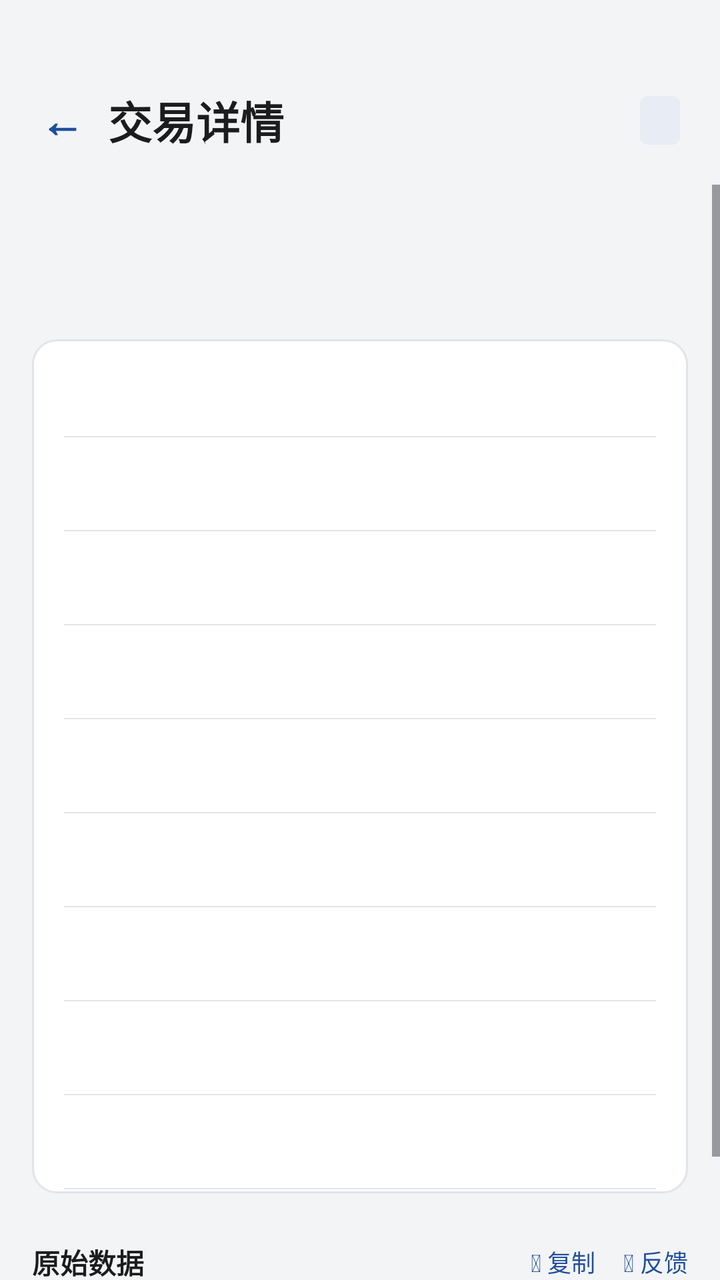
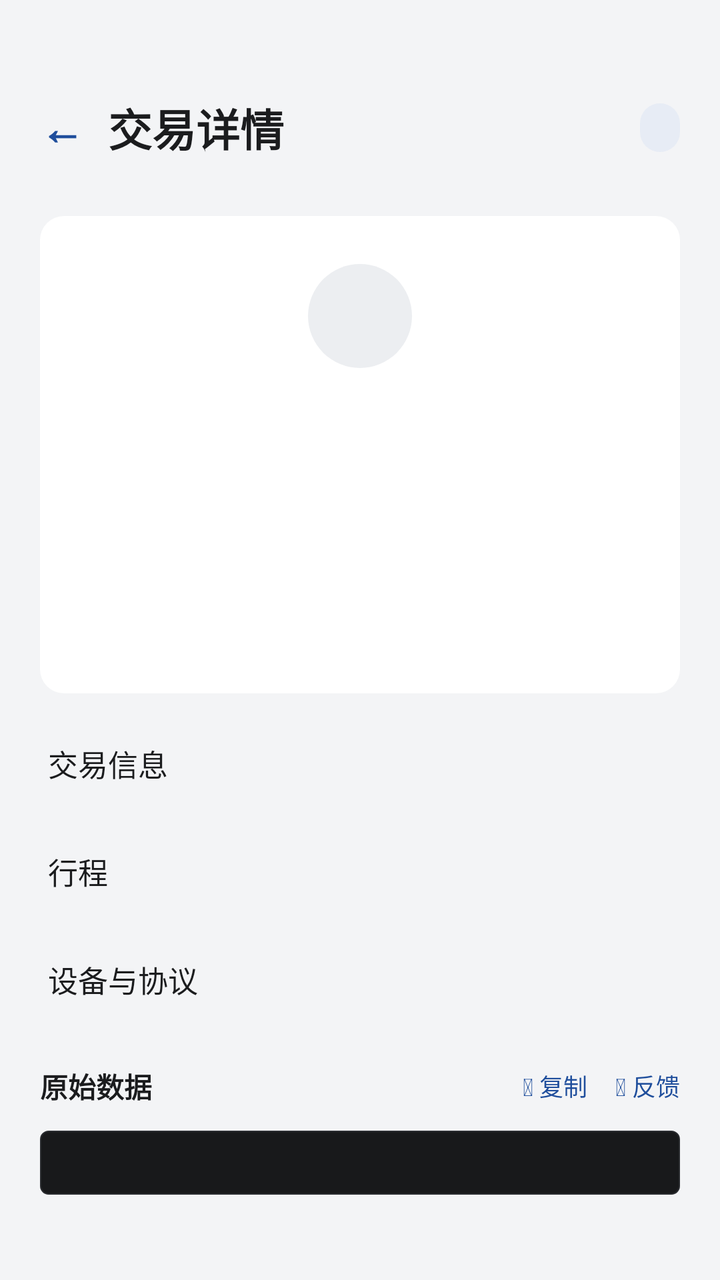

Compare the two renders of this Android layout. The source of the first and the diff that turns it into the second are given below.
<!-- AndroidManifest.xml: application theme Theme.TransitU -->
<!-- res/layout/fragment_transaction_detail.xml -->
<?xml version="1.0" encoding="utf-8"?>
<LinearLayout xmlns:android="http://schemas.android.com/apk/res/android"
    android:layout_width="match_parent"
    android:layout_height="match_parent"
    android:orientation="vertical"
    android:background="@color/paper">

        
        <View
            android:layout_width="match_parent"
            android:layout_height="@dimen/status_bar_spacer_height" />

        
        <LinearLayout
            android:layout_width="match_parent"
            android:layout_height="wrap_content"
            android:orientation="horizontal"
            android:paddingStart="20dp"
            android:paddingEnd="20dp"
            android:paddingTop="20dp"
            android:paddingBottom="16dp"
            android:gravity="center_vertical">

            <TextView
                android:id="@+id/btnBack"
                android:layout_width="wrap_content"
                android:layout_height="wrap_content"
                android:text="←"
                android:textColor="@color/accent"
                android:textSize="22sp"
                android:textStyle="bold"
                android:clickable="true"
                android:focusable="true"
                android:paddingEnd="12dp" />

            <TextView
                android:layout_width="0dp"
                android:layout_height="wrap_content"
                android:layout_weight="1"
                android:text="交易详情"
                android:textColor="@color/ink"
                android:textSize="22sp"
                android:textStyle="bold" />

            <LinearLayout
                android:id="@+id/cardBadge"
                android:layout_width="wrap_content"
                android:layout_height="wrap_content"
                android:background="@drawable/bg_card_badge"
                android:paddingStart="10dp"
                android:paddingEnd="10dp"
                android:paddingTop="4dp"
                android:paddingBottom="4dp">

                <TextView
                    android:id="@+id/tvCardBadge"
                    android:layout_width="wrap_content"
                    android:layout_height="wrap_content"
                    android:text=""
                    android:textColor="@color/accent"
                    android:textSize="12sp"
                    android:textStyle="bold"
                    android:maxWidth="140dp"
                    android:maxLines="1"
                    android:ellipsize="end" />
            </LinearLayout>
        </LinearLayout>

        
        <ScrollView
            android:layout_width="match_parent"
            android:layout_height="match_parent"
            android:background="@color/paper">

            <LinearLayout
                android:layout_width="match_parent"
                android:layout_height="wrap_content"
                android:orientation="vertical">

        
        <LinearLayout
            android:layout_width="match_parent"
            android:layout_height="wrap_content"
            android:gravity="center"
            android:paddingStart="20dp"
            android:paddingEnd="20dp"
            android:paddingBottom="24dp">

            <TextView
                android:id="@+id/tvAmountHeader"
                android:layout_width="wrap_content"
                android:layout_height="wrap_content"
                android:text=""
                android:textColor="@color/danger"
                android:textSize="40sp"
                android:textStyle="bold"
                android:fontFamily="monospace" />
        </LinearLayout>

        
        <LinearLayout
            android:id="@+id/detailRowsContainer"
            android:layout_width="match_parent"
            android:layout_height="wrap_content"
            android:layout_marginStart="16dp"
            android:layout_marginEnd="16dp"
            android:layout_marginBottom="24dp"
            android:orientation="vertical"
            android:background="@drawable/bg_content_card"
            android:paddingStart="16dp"
            android:paddingEnd="16dp"
            android:paddingTop="2dp"
            android:paddingBottom="2dp">

            
            <include layout="@layout/item_detail_row" />
            
            <include layout="@layout/item_detail_row" />
            
            <include layout="@layout/item_detail_row" />
            
            <include layout="@layout/item_detail_row" />
            
            <include layout="@layout/item_detail_row" />
            
            <include layout="@layout/item_detail_row" />
            
            <include layout="@layout/item_detail_row" />
            
            <include layout="@layout/item_detail_row" />
            
            <include layout="@layout/item_detail_row" />
        </LinearLayout>

        
        <LinearLayout
            android:layout_width="match_parent"
            android:layout_height="wrap_content"
            android:orientation="vertical"
            android:paddingStart="16dp"
            android:paddingEnd="16dp"
            android:paddingBottom="24dp">

            <LinearLayout
                android:layout_width="match_parent"
                android:layout_height="wrap_content"
                android:orientation="horizontal"
                android:gravity="center_vertical"
                android:paddingBottom="12dp">

                <TextView
                    android:layout_width="0dp"
                    android:layout_height="wrap_content"
                    android:layout_weight="1"
                    android:text="原始数据"
                    android:textColor="@color/ink"
                    android:textSize="14sp"
                    android:textStyle="bold" />

                <TextView
                    android:id="@+id/btnCopyHex"
                    android:layout_width="wrap_content"
                    android:layout_height="wrap_content"
                    android:text="&#xf0c5; 复制"
                    android:textColor="@color/accent"
                    android:textSize="12sp"
                    android:tag="fa"
                    android:clickable="true"
                    android:focusable="true" />

                <TextView
                    android:id="@+id/btnFeedbackHex"
                    android:layout_width="wrap_content"
                    android:layout_height="wrap_content"
                    android:layout_marginStart="14dp"
                    android:text="&#xf075; 反馈"
                    android:textColor="@color/accent"
                    android:textSize="12sp"
                    android:clickable="true"
                    android:focusable="true" />
            </LinearLayout>

            
            <LinearLayout
                android:id="@+id/hexPanel"
                android:layout_width="match_parent"
                android:layout_height="wrap_content"
                android:orientation="vertical"
                android:background="@drawable/bg_hex_panel"
                android:padding="16dp"
                android:visibility="visible">
            </LinearLayout>
        </LinearLayout>
            </LinearLayout>
        </ScrollView>
    </LinearLayout>
<!-- res/layout/item_detail_row.xml (included above) -->
<?xml version="1.0" encoding="utf-8"?>
<LinearLayout xmlns:android="http://schemas.android.com/apk/res/android"
    android:layout_width="match_parent"
    android:layout_height="wrap_content"
    android:orientation="horizontal"
    android:gravity="center_vertical"
    android:paddingStart="16dp"
    android:paddingEnd="16dp"
    android:paddingTop="14dp"
    android:paddingBottom="14dp"
    android:background="@drawable/bg_detail_row_divider">

    <TextView
        android:id="@+id/detailLabel"
        android:layout_width="0dp"
        android:layout_height="wrap_content"
        android:layout_weight="1"
        android:text=""
        android:textColor="@color/ink_3"
        android:textSize="13sp" />

    
    <TextView
        android:id="@+id/detailIcon"
        android:layout_width="wrap_content"
        android:layout_height="wrap_content"
        android:textSize="14sp"
        android:layout_marginEnd="6dp"
        android:visibility="gone" />

    <TextView
        android:id="@+id/detailValue"
        android:layout_width="wrap_content"
        android:layout_height="wrap_content"
        android:text=""
        android:textColor="@color/ink"
        android:textSize="14sp"
        android:fontFamily="sans-serif-medium"
        android:gravity="end" />
</LinearLayout>
<!-- resources referenced by this layout -->
<resources>
  <color name="accent">#1F4E9C</color>
  <color name="danger">#B3261E</color>
  <color name="ink">#1B1C1E</color>
  <color name="ink_3">#6B6F76</color>
  <color name="paper">#F3F4F6</color>
  <dimen name="status_bar_spacer_height">0dp</dimen>
  <!-- drawable bg_card_badge (drawable) -->
  <?xml version="1.0" encoding="utf-8"?>
  <shape xmlns:android="http://schemas.android.com/apk/res/android">
      <solid android:color="@color/accent_container" />
      <corners android:radius="4dp" />
  </shape>
  <!-- drawable bg_content_card (drawable) -->
  <?xml version="1.0" encoding="utf-8"?>
  <shape xmlns:android="http://schemas.android.com/apk/res/android">
      <solid android:color="#FFFFFF" />
      <corners android:radius="12dp" />
      <stroke android:width="1dp" android:color="@color/line" />
  </shape>
  <!-- drawable bg_detail_row_divider (drawable) -->
  <?xml version="1.0" encoding="utf-8"?>
  <layer-list xmlns:android="http://schemas.android.com/apk/res/android">
      <item>
          <shape android:shape="rectangle">
              <solid android:color="#FFFFFF" />
          </shape>
      </item>
      <item android:gravity="bottom">
          <shape android:shape="rectangle">
              <solid android:color="@color/line" />
              <size android:height="0.5dp" />
          </shape>
      </item>
  </layer-list>
  <color name="accent_container">#E7ECF5</color>
  <color name="line">#E1E4E8</color>
  <color name="night">#18191B</color>
  <color name="night_2">#2A2C30</color>
  <!-- drawable tu_text_select_handle_middle (drawable) -->
  <?xml version="1.0" encoding="utf-8"?>
  <bitmap xmlns:android="http://schemas.android.com/apk/res/android"
      android:src="@drawable/abc_text_select_handle_middle_mtrl"
      android:tint="?attr/colorPrimary"
      android:tintMode="src_in" />
  <!-- drawable tu_text_select_handle_left (drawable) -->
  <?xml version="1.0" encoding="utf-8"?>
  <bitmap xmlns:android="http://schemas.android.com/apk/res/android"
      android:src="@drawable/abc_text_select_handle_left_mtrl"
      android:tint="?attr/colorPrimary"
      android:tintMode="src_in" />
  <!-- drawable tu_text_select_handle_right (drawable) -->
  <?xml version="1.0" encoding="utf-8"?>
  <bitmap xmlns:android="http://schemas.android.com/apk/res/android"
      android:src="@drawable/abc_text_select_handle_right_mtrl"
      android:tint="?attr/colorPrimary"
      android:tintMode="src_in" />
  <!-- unchanged entries left out for length: 2 -->
</resources>

<!-- the commit's change to res/layout/fragment_transaction_detail.xml (unified diff, before → after) -->
@@ -15,7 +15,7 @@
             android:layout_width="match_parent"
             android:layout_height="wrap_content"
             android:orientation="horizontal"
-            android:paddingStart="20dp"
+            android:paddingStart="11dp"
             android:paddingEnd="20dp"
             android:paddingTop="20dp"
             android:paddingBottom="16dp"
@@ -23,15 +23,11 @@
 
             <TextView
                 android:id="@+id/btnBack"
-                android:layout_width="wrap_content"
-                android:layout_height="wrap_content"
+                style="@style/BackButton"
                 android:text="←"
                 android:textColor="@color/accent"
                 android:textSize="22sp"
-                android:textStyle="bold"
-                android:clickable="true"
-                android:focusable="true"
-                android:paddingEnd="12dp" />
+                android:textStyle="bold" />
 
             <TextView
                 android:layout_width="0dp"
@@ -81,20 +77,82 @@
         <LinearLayout
             android:layout_width="match_parent"
             android:layout_height="wrap_content"
-            android:gravity="center"
+            android:layout_marginStart="20dp"
+            android:layout_marginTop="8dp"
+            android:layout_marginEnd="20dp"
+            android:background="@drawable/bg_card_plain"
+            android:gravity="center_horizontal"
+            android:orientation="vertical"
             android:paddingStart="20dp"
+            android:paddingTop="24dp"
             android:paddingEnd="20dp"
-            android:paddingBottom="24dp">
+            android:paddingBottom="20dp">
+
+            <TextView
+                android:id="@+id/tvHeroIcon"
+                android:layout_width="52dp"
+                android:layout_height="52dp"
+                android:background="@drawable/bg_icon_circle"
+                android:gravity="center"
+                android:importantForAccessibility="no"
+                android:textSize="20sp" />
 
             <TextView
                 android:id="@+id/tvAmountHeader"
                 android:layout_width="wrap_content"
                 android:layout_height="wrap_content"
-                android:text=""
-                android:textColor="@color/danger"
+                android:layout_marginTop="12dp"
+                android:fontFamily="sans-serif-medium"
+                android:includeFontPadding="false"
+                android:textColor="@color/ink"
                 android:textSize="40sp"
-                android:textStyle="bold"
-                android:fontFamily="monospace" />
+                android:textStyle="bold" />
+
+            <TextView
+                android:id="@+id/tvHeroTitle"
+                android:layout_width="wrap_content"
+                android:layout_height="wrap_content"
+                android:layout_marginTop="10dp"
+                android:fontFamily="sans-serif-medium"
+                android:gravity="center"
+                android:textColor="@color/ink"
+                android:textSize="17sp" />
+
+            <TextView
+                android:id="@+id/tvHeroSubtitle"
+                android:layout_width="wrap_content"
+                android:layout_height="wrap_content"
+                android:layout_marginTop="4dp"
+                android:gravity="center"
+                android:textColor="@color/ink_3"
+                android:textSize="13sp" />
+
+            <LinearLayout
+                android:layout_width="wrap_content"
+                android:layout_height="wrap_content"
+                android:layout_marginTop="12dp"
+                android:gravity="center_vertical"
+                android:orientation="horizontal">
+
+                
+                <TextView
+                    android:id="@+id/tvHeroDirection"
+                    android:layout_width="wrap_content"
+                    android:layout_height="24dp"
+                    android:layout_marginEnd="8dp"
+                    android:gravity="center"
+                    android:paddingStart="10dp"
+                    android:paddingEnd="10dp"
+                    android:textSize="12sp"
+                    android:visibility="gone" />
+
+                <TextView
+                    android:id="@+id/tvHeroTime"
+                    android:layout_width="wrap_content"
+                    android:layout_height="wrap_content"
+                    android:textColor="@color/ink_3"
+                    android:textSize="13sp" />
+            </LinearLayout>
         </LinearLayout>
 
         
@@ -102,34 +160,39 @@
             android:id="@+id/detailRowsContainer"
             android:layout_width="match_parent"
             android:layout_height="wrap_content"
-            android:layout_marginStart="16dp"
-            android:layout_marginEnd="16dp"
-            android:layout_marginBottom="24dp"
             android:orientation="vertical"
-            android:background="@drawable/bg_content_card"
-            android:paddingStart="16dp"
-            android:paddingEnd="16dp"
-            android:paddingTop="2dp"
-            android:paddingBottom="2dp">
-
-            
-            <include layout="@layout/item_detail_row" />
-            
-            <include layout="@layout/item_detail_row" />
-            
-            <include layout="@layout/item_detail_row" />
-            
-            <include layout="@layout/item_detail_row" />
-            
-            <include layout="@layout/item_detail_row" />
-            
-            <include layout="@layout/item_detail_row" />
-            
-            <include layout="@layout/item_detail_row" />
-            
-            <include layout="@layout/item_detail_row" />
-            
-            <include layout="@layout/item_detail_row" />
+            android:paddingBottom="8dp">
+
+            <TextView
+                style="@style/DetailSectionTitle"
+                android:text="交易信息" />
+
+            <LinearLayout
+                android:id="@+id/sectionTxn"
+                style="@style/DetailSectionCard" />
+
+            <LinearLayout
+                android:id="@+id/sectionTripWrap"
+                android:layout_width="match_parent"
+                android:layout_height="wrap_content"
+                android:orientation="vertical">
+
+                <TextView
+                    style="@style/DetailSectionTitle"
+                    android:text="行程" />
+
+                <LinearLayout
+                    android:id="@+id/sectionTrip"
+                    style="@style/DetailSectionCard" />
+            </LinearLayout>
+
+            <TextView
+                style="@style/DetailSectionTitle"
+                android:text="设备与协议" />
+
+            <LinearLayout
+                android:id="@+id/sectionDevice"
+                style="@style/DetailSectionCard" />
         </LinearLayout>
 
         
@@ -137,8 +200,9 @@
             android:layout_width="match_parent"
             android:layout_height="wrap_content"
             android:orientation="vertical"
-            android:paddingStart="16dp"
-            android:paddingEnd="16dp"
+            android:paddingStart="20dp"
+            android:paddingTop="16dp"
+            android:paddingEnd="20dp"
             android:paddingBottom="24dp">
 
             <LinearLayout
@@ -194,44 +258,3 @@
             </LinearLayout>
         </ScrollView>
     </LinearLayout>
-<!-- res/layout/item_detail_row.xml (included above) -->
-<?xml version="1.0" encoding="utf-8"?>
-<LinearLayout xmlns:android="http://schemas.android.com/apk/res/android"
-    android:layout_width="match_parent"
-    android:layout_height="wrap_content"
-    android:orientation="horizontal"
-    android:gravity="center_vertical"
-    android:paddingStart="16dp"
-    android:paddingEnd="16dp"
-    android:paddingTop="14dp"
-    android:paddingBottom="14dp"
-    android:background="@drawable/bg_detail_row_divider">
-
-    <TextView
-        android:id="@+id/detailLabel"
-        android:layout_width="0dp"
-        android:layout_height="wrap_content"
-        android:layout_weight="1"
-        android:text=""
-        android:textColor="@color/ink_3"
-        android:textSize="13sp" />
-
-    
-    <TextView
-        android:id="@+id/detailIcon"
-        android:layout_width="wrap_content"
-        android:layout_height="wrap_content"
-        android:textSize="14sp"
-        android:layout_marginEnd="6dp"
-        android:visibility="gone" />
-
-    <TextView
-        android:id="@+id/detailValue"
-        android:layout_width="wrap_content"
-        android:layout_height="wrap_content"
-        android:text=""
-        android:textColor="@color/ink"
-        android:textSize="14sp"
-        android:fontFamily="sans-serif-medium"
-        android:gravity="end" />
-</LinearLayout>
<!-- resource entries referenced after the edit -->
@@ -1,7 +1,6 @@
 <!-- resources referenced by this layout -->
 <resources>
   <color name="accent">#1F4E9C</color>
-  <color name="danger">#B3261E</color>
   <color name="ink">#1B1C1E</color>
   <color name="ink_3">#6B6F76</color>
   <color name="paper">#F3F4F6</color>
@@ -10,34 +9,60 @@
   <?xml version="1.0" encoding="utf-8"?>
   <shape xmlns:android="http://schemas.android.com/apk/res/android">
       <solid android:color="@color/accent_container" />
-      <corners android:radius="4dp" />
+      <corners android:radius="999dp" />
   </shape>
-  <!-- drawable bg_content_card (drawable) -->
+  <!-- drawable bg_card_plain (drawable) -->
   <?xml version="1.0" encoding="utf-8"?>
   <shape xmlns:android="http://schemas.android.com/apk/res/android">
-      <solid android:color="#FFFFFF" />
+      <solid android:color="@color/surface" />
       <corners android:radius="12dp" />
-      <stroke android:width="1dp" android:color="@color/line" />
   </shape>
-  <!-- drawable bg_detail_row_divider (drawable) -->
+  <!-- drawable bg_icon_circle (drawable) -->
   <?xml version="1.0" encoding="utf-8"?>
-  <layer-list xmlns:android="http://schemas.android.com/apk/res/android">
-      <item>
-          <shape android:shape="rectangle">
-              <solid android:color="#FFFFFF" />
-          </shape>
-      </item>
-      <item android:gravity="bottom">
-          <shape android:shape="rectangle">
-              <solid android:color="@color/line" />
-              <size android:height="0.5dp" />
-          </shape>
-      </item>
-  </layer-list>
+  <shape xmlns:android="http://schemas.android.com/apk/res/android"
+      android:shape="oval">
+      <solid android:color="@color/fill" />
+      <size android:width="36dp" android:height="36dp" />
+  </shape>
+  <style name="BackButton">
+          <item name="android:layout_width">40dp</item>
+          <item name="android:layout_height">40dp</item>
+          <item name="android:layout_marginEnd">3dp</item>
+          <item name="android:gravity">center</item>
+          <item name="android:background">@drawable/bg_back_button</item>
+          <item name="android:clickable">true</item>
+          <item name="android:focusable">true</item>
+      </style>
+  <style name="DetailSectionCard">
+          <item name="android:layout_width">match_parent</item>
+          <item name="android:layout_height">wrap_content</item>
+          <item name="android:layout_marginStart">20dp</item>
+          <item name="android:layout_marginEnd">20dp</item>
+          <item name="android:background">@drawable/bg_card_plain</item>
+          <item name="android:orientation">vertical</item>
+      </style>
+  <style name="DetailSectionTitle">
+          <item name="android:layout_width">match_parent</item>
+          <item name="android:layout_height">wrap_content</item>
+          <item name="android:layout_marginStart">24dp</item>
+          <item name="android:layout_marginTop">24dp</item>
+          <item name="android:layout_marginEnd">24dp</item>
+          <item name="android:layout_marginBottom">8dp</item>
+          <item name="android:fontFamily">sans-serif-medium</item>
+          <item name="android:textColor">@color/ink</item>
+          <item name="android:textSize">15sp</item>
+      </style>
   <color name="accent_container">#E7ECF5</color>
-  <color name="line">#E1E4E8</color>
+  <color name="surface">#FFFFFF</color>
   <color name="night">#18191B</color>
   <color name="night_2">#2A2C30</color>
+  <color name="fill">#ECEEF1</color>
+  <!-- drawable bg_back_button (drawable) -->
+  <?xml version="1.0" encoding="utf-8"?>
+  <shape xmlns:android="http://schemas.android.com/apk/res/android"
+      android:shape="oval">
+      <solid android:color="@android:color/transparent" />
+  </shape>
   <!-- drawable tu_text_select_handle_middle (drawable) -->
   <?xml version="1.0" encoding="utf-8"?>
   <bitmap xmlns:android="http://schemas.android.com/apk/res/android"
